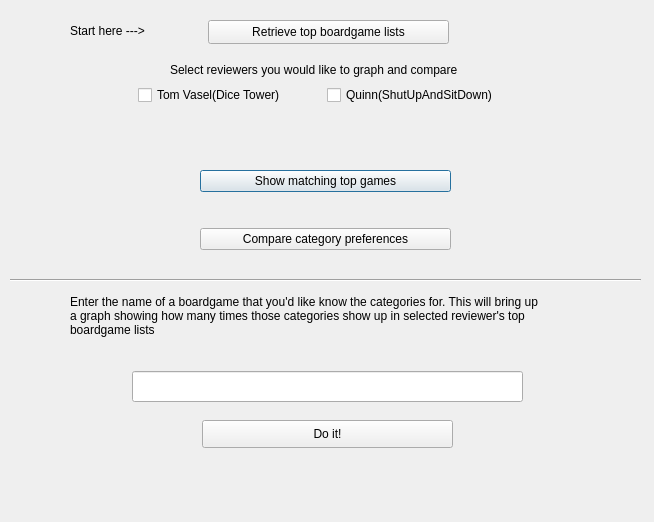
The window that bgreviewer.ui (HSU-S21-CS232/PO3-tsf85) describes before a commit, drawn with Qt 5.
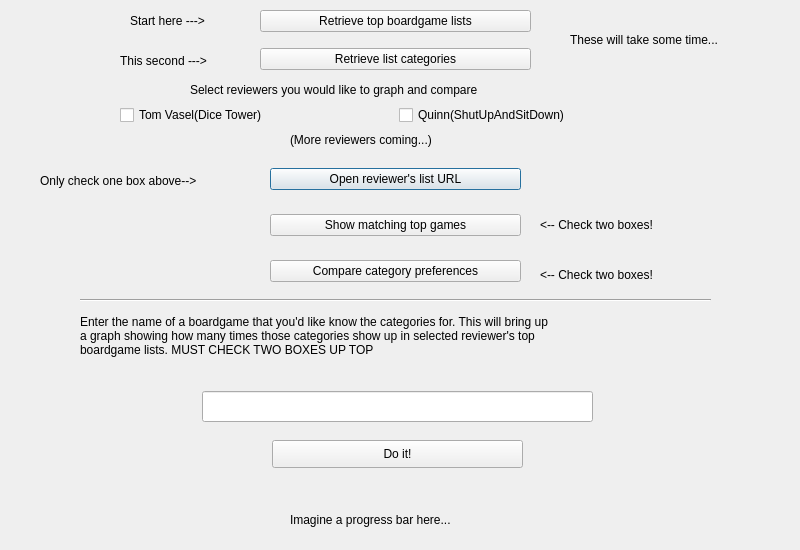
The same window after the commit.

Commit message: it's clunky, but all functions from the previous projects have been mapped to the UI

The edit to the form file:
```diff
--- a/bgreviewer.ui
+++ b/bgreviewer.ui
@@ -6,20 +6,20 @@
    <rect>
     <x>0</x>
     <y>0</y>
-    <width>654</width>
-    <height>522</height>
+    <width>800</width>
+    <height>550</height>
    </rect>
   </property>
   <property name="minimumSize">
    <size>
-    <width>654</width>
-    <height>522</height>
+    <width>800</width>
+    <height>550</height>
    </size>
   </property>
   <property name="maximumSize">
    <size>
-    <width>654</width>
-    <height>522</height>
+    <width>800</width>
+    <height>550</height>
    </size>
   </property>
   <property name="windowTitle">
@@ -28,9 +28,9 @@
   <widget class="QLabel" name="instruction1">
    <property name="geometry">
     <rect>
-     <x>170</x>
-     <y>60</y>
-     <width>311</width>
+     <x>190</x>
+     <y>80</y>
+     <width>411</width>
      <height>20</height>
     </rect>
    </property>
@@ -41,9 +41,9 @@
   <widget class="QWidget" name="horizontalLayoutWidget">
    <property name="geometry">
     <rect>
-     <x>138</x>
-     <y>80</y>
-     <width>371</width>
+     <x>120</x>
+     <y>100</y>
+     <width>551</width>
      <height>31</height>
     </rect>
    </property>
@@ -67,13 +67,20 @@
   <widget class="QWidget" name="verticalLayoutWidget">
    <property name="geometry">
     <rect>
-     <x>200</x>
-     <y>140</y>
+     <x>270</x>
+     <y>150</y>
      <width>251</width>
-     <height>141</height>
+     <height>151</height>
     </rect>
    </property>
    <layout class="QVBoxLayout" name="verticalLayout">
+    <item>
+     <widget class="QPushButton" name="URLopen">
+      <property name="text">
+       <string>Open reviewer's list URL</string>
+      </property>
+     </widget>
+    </item>
     <item>
      <widget class="QPushButton" name="Match">
       <property name="toolTip">
@@ -99,8 +106,8 @@
   <widget class="QLabel" name="label">
    <property name="geometry">
     <rect>
-     <x>70</x>
-     <y>20</y>
+     <x>130</x>
+     <y>10</y>
      <width>121</width>
      <height>21</height>
     </rect>
@@ -112,23 +119,23 @@
   <widget class="QLabel" name="label_2">
    <property name="geometry">
     <rect>
-     <x>70</x>
-     <y>280</y>
-     <width>521</width>
+     <x>80</x>
+     <y>300</y>
+     <width>651</width>
      <height>71</height>
     </rect>
    </property>
    <property name="text">
     <string>Enter the name of a boardgame that you'd like know the categories for. This will bring up
 a graph showing how many times those categories show up in selected reviewer's top
-boardgame lists</string>
+boardgame lists. MUST CHECK TWO BOXES UP TOP</string>
    </property>
   </widget>
   <widget class="Line" name="line">
    <property name="geometry">
     <rect>
-     <x>10</x>
-     <y>270</y>
+     <x>80</x>
+     <y>290</y>
      <width>631</width>
      <height>20</height>
     </rect>
@@ -140,8 +147,8 @@
   <widget class="QPushButton" name="GraphLineEdit">
    <property name="geometry">
     <rect>
-     <x>202</x>
-     <y>420</y>
+     <x>272</x>
+     <y>440</y>
      <width>251</width>
      <height>28</height>
     </rect>
@@ -153,27 +160,134 @@
   <widget class="QLineEdit" name="UserGameName">
    <property name="geometry">
     <rect>
-     <x>132</x>
-     <y>371</y>
+     <x>202</x>
+     <y>391</y>
      <width>391</width>
      <height>31</height>
     </rect>
    </property>
   </widget>
-  <widget class="QPushButton" name="TopLists">
+  <widget class="QLabel" name="label_3">
    <property name="geometry">
     <rect>
-     <x>208</x>
-     <y>20</y>
-     <width>241</width>
-     <height>24</height>
+     <x>40</x>
+     <y>170</y>
+     <width>341</width>
+     <height>21</height>
     </rect>
    </property>
-   <property name="toolTip">
-    <string>&lt;html&gt;&lt;head/&gt;&lt;body&gt;&lt;p&gt;Makes text files of the selected reviewer's top board game lists from their websites.&lt;/p&gt;&lt;/body&gt;&lt;/html&gt;</string>
+   <property name="text">
+    <string>Only check one box above--&gt;</string>
    </property>
+  </widget>
+  <widget class="QWidget" name="verticalLayoutWidget_2">
+   <property name="geometry">
+    <rect>
+     <x>260</x>
+     <y>0</y>
+     <width>271</width>
+     <height>80</height>
+    </rect>
+   </property>
+   <layout class="QVBoxLayout" name="verticalLayout_2">
+    <item>
+     <widget class="QPushButton" name="TopLists">
+      <property name="toolTip">
+       <string>&lt;html&gt;&lt;head/&gt;&lt;body&gt;&lt;p&gt;Makes text files of the selected reviewer's top board game lists from their websites.&lt;/p&gt;&lt;/body&gt;&lt;/html&gt;</string>
+      </property>
+      <property name="text">
+       <string>Retrieve top boardgame lists</string>
+      </property>
+     </widget>
+    </item>
+    <item>
+     <widget class="QPushButton" name="ListCats">
+      <property name="toolTip">
+       <string>&lt;html&gt;&lt;head/&gt;&lt;body&gt;&lt;p&gt;Takes the reviewer's lists and searches for each of the boardgame's categories on Boardgamegeek.com.&lt;/p&gt;&lt;p&gt;this will make a new file for each reviewer.&lt;/p&gt;&lt;/body&gt;&lt;/html&gt;</string>
+      </property>
+      <property name="text">
+       <string>Retrieve list categories</string>
+      </property>
+     </widget>
+    </item>
+   </layout>
+  </widget>
+  <widget class="QLabel" name="label_4">
+   <property name="geometry">
+    <rect>
+     <x>120</x>
+     <y>50</y>
+     <width>121</width>
+     <height>21</height>
+    </rect>
+   </property>
    <property name="text">
-    <string>Retrieve top boardgame lists</string>
+    <string>This second ---&gt;</string>
+   </property>
+  </widget>
+  <widget class="QLabel" name="label_5">
+   <property name="geometry">
+    <rect>
+     <x>570</x>
+     <y>30</y>
+     <width>201</width>
+     <height>20</height>
+    </rect>
+   </property>
+   <property name="text">
+    <string>These will take some time...</string>
+   </property>
+  </widget>
+  <widget class="QLabel" name="label_6">
+   <property name="geometry">
+    <rect>
+     <x>540</x>
+     <y>210</y>
+     <width>161</width>
+     <height>31</height>
+    </rect>
+   </property>
+   <property name="text">
+    <string>&lt;-- Check two boxes!</string>
+   </property>
+  </widget>
+  <widget class="QLabel" name="label_7">
+   <property name="geometry">
+    <rect>
+     <x>540</x>
+     <y>260</y>
+     <width>161</width>
+     <height>31</height>
+    </rect>
+   </property>
+   <property name="text">
+    <string>&lt;-- Check two boxes!</string>
+   </property>
+  </widget>
+  <widget class="QLabel" name="label_8">
+   <property name="geometry">
+    <rect>
+     <x>290</x>
+     <y>130</y>
+     <width>251</width>
+     <height>20</height>
+    </rect>
+   </property>
+   <property name="text">
+    <string>(More reviewers coming...)</string>
+   </property>
+  </widget>
+  <widget class="QLabel" name="label_9">
+   <property name="geometry">
+    <rect>
+     <x>290</x>
+     <y>510</y>
+     <width>221</width>
+     <height>20</height>
+    </rect>
+   </property>
+   <property name="text">
+    <string>Imagine a progress bar here...</string>
    </property>
   </widget>
  </widget>
```
Left out of the diff: 6 changed lines with no effect on the pictures. The commit also changes 1 other file.
